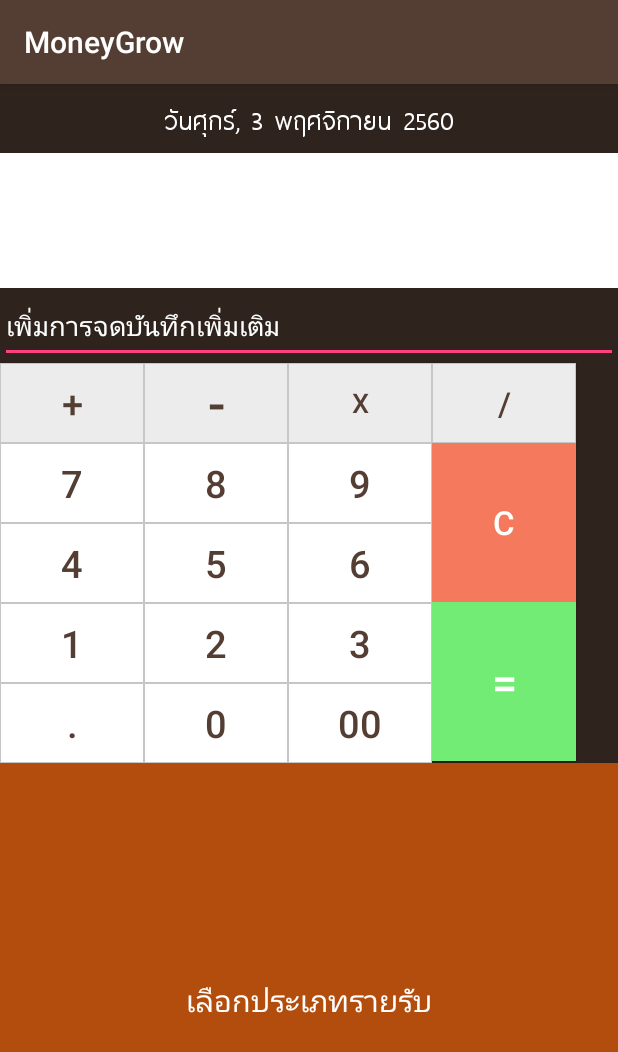
After one commit to bdloner/final_project_android, an Android app: the CalculatorActivity screen opened directly, with no data from a screen before it, on a phone screen of 412 x 824 dp. The commit adds this screen. Shown: the top 1052 px of the screen. Run offline under Robolectric (Android 15) with nearby library versions, the phone set to English and light mode, and no system bars.

Commit message:
Update project Ep.2-1 Layout income
add
+ layout income

not finish
- function calculator

```diff
--- a/MoneyGrow/app/src/main/AndroidManifest.xml
+++ b/MoneyGrow/app/src/main/AndroidManifest.xml
@@ -19,7 +19,8 @@
         <activity android:name=".IntroActivity" />
         <activity
             android:name=".MainActivity"
-            android:theme="@style/AppTheme.NoActionBar"></activity>
+            android:theme="@style/AppTheme.NoActionBar" />
+        <activity android:name=".CalculatorActivity"></activity>
     </application>
 
 </manifest>
--- /dev/null
+++ b/MoneyGrow/app/src/main/java/kmitl/project/bdloner/moneygrow/CalculatorActivity.java
@@ -0,0 +1,14 @@
+package kmitl.project.bdloner.moneygrow;
+
+import android.support.v7.app.AppCompatActivity;
+import android.os.Bundle;
+
+public class CalculatorActivity extends AppCompatActivity {
+
+    @Override
+    protected void onCreate(Bundle savedInstanceState) {
+        super.onCreate(savedInstanceState);
+        setContentView(R.layout.activity_calculator);
+
+    }
+}
--- a/MoneyGrow/app/src/main/java/kmitl/project/bdloner/moneygrow/MainActivity.java
+++ b/MoneyGrow/app/src/main/java/kmitl/project/bdloner/moneygrow/MainActivity.java
@@ -1,5 +1,6 @@
 package kmitl.project.bdloner.moneygrow;
 
+import android.content.Intent;
 import android.support.design.widget.TabLayout;
 import android.support.design.widget.FloatingActionButton;
 import android.support.design.widget.Snackbar;
@@ -99,6 +100,14 @@ public class MainActivity extends AppCompatActivity {
                     fab_in.setClickable(true);
                     isOpen = true;
                 }
+            }
+        });
+
+        fab_in.setOnClickListener(new View.OnClickListener() {
+            @Override
+            public void onClick(View view) {
+                Intent intent = new Intent(getApplicationContext(), CalculatorActivity.class);
+                startActivity(intent);
             }
         });
 
--- /dev/null
+++ b/MoneyGrow/app/src/main/res/drawable/border_cal_clear.xml
@@ -0,0 +1,10 @@
+<?xml version="1.0" encoding="utf-8"?>
+<shape android:shape="rectangle"
+    xmlns:android="http://schemas.android.com/apk/res/android">
+
+    <solid android:color="#f15f3e"/>
+    <stroke
+        android:width="0.5dp"
+        android:color="#c6c6c6" />
+
+</shape>
--- /dev/null
+++ b/MoneyGrow/app/src/main/res/drawable/border_cal_equal.xml
@@ -0,0 +1,10 @@
+<?xml version="1.0" encoding="utf-8"?>
+<shape android:shape="rectangle"
+    xmlns:android="http://schemas.android.com/apk/res/android">
+
+    <solid android:color="#4ced4f"/>
+    <stroke
+        android:width="0.5dp"
+        android:color="#c6c6c6" />
+
+</shape>
--- /dev/null
+++ b/MoneyGrow/app/src/main/res/drawable/border_cal_num.xml
@@ -0,0 +1,10 @@
+<?xml version="1.0" encoding="utf-8"?>
+<shape android:shape="rectangle"
+    xmlns:android="http://schemas.android.com/apk/res/android">
+
+    <solid android:color="#ffffff"/>
+    <stroke
+        android:width="0.5dp"
+        android:color="#c6c6c6" />
+
+</shape>
--- /dev/null
+++ b/MoneyGrow/app/src/main/res/drawable/border_cal_symbol.xml
@@ -0,0 +1,10 @@
+<?xml version="1.0" encoding="utf-8"?>
+<shape android:shape="rectangle"
+    xmlns:android="http://schemas.android.com/apk/res/android">
+
+    <solid android:color="#ececec"/>
+    <stroke
+        android:width="0.5dp"
+        android:color="#c6c6c6" />
+
+</shape>
--- /dev/null
+++ b/MoneyGrow/app/src/main/res/layout/activity_calculator.xml
@@ -0,0 +1,268 @@
+<?xml version="1.0" encoding="utf-8"?>
+<RelativeLayout xmlns:android="http://schemas.android.com/apk/res/android"
+    xmlns:app="http://schemas.android.com/apk/res-auto"
+    xmlns:tools="http://schemas.android.com/tools"
+    android:layout_width="match_parent"
+    android:layout_height="match_parent"
+    android:background="@color/colorPrimaryDark"
+    tools:context="kmitl.project.bdloner.moneygrow.CalculatorActivity">
+
+    <Button
+        android:id="@+id/btnCalPlus"
+        android:layout_width="96dp"
+        android:layout_height="53dp"
+        android:layout_below="@+id/textNote"
+        android:background="@drawable/border_cal_symbol"
+        android:textSize="25dp"
+        android:textColor="@color/colorPrimary"
+        android:text="+" />
+
+
+    <TextView
+        android:id="@+id/numResult"
+        android:layout_width="fill_parent"
+        android:layout_height="90dp"
+        android:layout_marginTop="10dp"
+        android:layout_below="@+id/dateText"
+        android:background="#ffffff" />
+
+    <EditText
+        android:id="@+id/textNote"
+        android:layout_width="fill_parent"
+        android:layout_height="50dp"
+        android:textColor="#ffffff"
+        android:textColorHint="#ffffff"
+        android:hint="เพิ่มการจดบันทึกเพิ่มเติม"
+        android:layout_below="@+id/numResult" />
+
+    <Button
+        android:id="@+id/btn7"
+        android:layout_width="96dp"
+        android:layout_height="53dp"
+        android:layout_alignParentLeft="true"
+        android:layout_alignParentStart="true"
+        android:layout_below="@+id/btnCalPlus"
+        android:background="@drawable/border_cal_num"
+        android:text="7"
+        android:textColor="@color/colorPrimary"
+        android:textSize="25dp" />
+
+    <Button
+        android:id="@+id/btn4"
+        android:layout_width="96dp"
+        android:layout_height="53dp"
+        android:layout_alignParentLeft="true"
+        android:layout_alignParentStart="true"
+        android:layout_below="@+id/btn7"
+        android:background="@drawable/border_cal_num"
+        android:text="4"
+        android:textColor="@color/colorPrimary"
+        android:textSize="25dp" />
+
+    <Button
+        android:id="@+id/btn1"
+        android:layout_width="96dp"
+        android:layout_height="53dp"
+        android:layout_alignParentLeft="true"
+        android:layout_alignParentStart="true"
+        android:layout_below="@+id/btn4"
+        android:background="@drawable/border_cal_num"
+        android:text="1"
+        android:textColor="@color/colorPrimary"
+        android:textSize="25dp" />
+
+    <Button
+        android:id="@+id/btnPoint"
+        android:layout_width="96dp"
+        android:layout_height="53dp"
+        android:layout_alignParentLeft="true"
+        android:layout_alignParentStart="true"
+        android:layout_below="@+id/btn1"
+        android:background="@drawable/border_cal_num"
+        android:text="."
+        android:textColor="@color/colorPrimary"
+        android:textSize="25dp" />
+
+    <Button
+        android:id="@+id/btnCalMinus"
+        android:layout_width="96dp"
+        android:layout_height="53dp"
+        android:layout_below="@+id/textNote"
+        android:layout_toEndOf="@+id/btnCalPlus"
+        android:layout_toRightOf="@+id/btnCalPlus"
+        android:background="@drawable/border_cal_symbol"
+        android:text="-"
+        android:textColor="@color/colorPrimary"
+        android:textSize="35dp" />
+
+    <Button
+        android:id="@+id/btn8"
+        android:layout_width="96dp"
+        android:layout_height="53dp"
+        android:layout_below="@+id/btnCalMinus"
+        android:layout_toEndOf="@+id/btn7"
+        android:layout_toRightOf="@+id/btn7"
+        android:background="@drawable/border_cal_num"
+        android:text="8"
+        android:textColor="@color/colorPrimary"
+        android:textSize="25dp" />
+
+    <Button
+        android:id="@+id/btn5"
+        android:layout_width="96dp"
+        android:layout_height="53dp"
+        android:layout_below="@+id/btn8"
+        android:layout_toEndOf="@+id/btn7"
+        android:layout_toRightOf="@+id/btn7"
+        android:background="@drawable/border_cal_num"
+        android:text="5"
+        android:textColor="@color/colorPrimary"
+        android:textSize="25dp" />
+
+    <Button
+        android:id="@+id/btn2"
+        android:layout_width="96dp"
+        android:layout_height="53dp"
+        android:layout_below="@+id/btn5"
+        android:layout_toEndOf="@+id/btn4"
+        android:layout_toRightOf="@+id/btn4"
+        android:background="@drawable/border_cal_num"
+        android:text="2"
+        android:textColor="@color/colorPrimary"
+        android:textSize="25dp" />
+
+    <Button
+        android:id="@+id/btn0"
+        android:layout_width="96dp"
+        android:layout_height="53dp"
+        android:layout_below="@+id/btn2"
+        android:layout_toEndOf="@+id/btn1"
+        android:layout_toRightOf="@+id/btn1"
+        android:background="@drawable/border_cal_num"
+        android:text="0"
+        android:textColor="@color/colorPrimary"
+        android:textSize="25dp" />
+
+    <Button
+        android:id="@+id/btnCalMulti"
+        android:layout_width="96dp"
+        android:layout_height="53dp"
+        android:layout_below="@+id/textNote"
+        android:layout_toEndOf="@+id/btnCalMinus"
+        android:layout_toRightOf="@+id/btnCalMinus"
+        android:background="@drawable/border_cal_symbol"
+        android:text="x"
+        android:textColor="@color/colorPrimary"
+        android:textSize="18dp" />
+
+    <Button
+        android:id="@+id/btn9"
+        android:layout_width="96dp"
+        android:layout_height="53dp"
+        android:layout_below="@+id/btnCalMinus"
+        android:layout_toEndOf="@+id/btnCalMinus"
+        android:layout_toRightOf="@+id/btnCalMinus"
+        android:background="@drawable/border_cal_num"
+        android:text="9"
+        android:textColor="@color/colorPrimary"
+        android:textSize="25dp" />
+
+    <Button
+        android:id="@+id/btn6"
+        android:layout_width="96dp"
+        android:layout_height="53dp"
+        android:layout_below="@+id/btn9"
+        android:layout_toEndOf="@+id/btn8"
+        android:layout_toRightOf="@+id/btn8"
+        android:background="@drawable/border_cal_num"
+        android:text="6"
+        android:textColor="@color/colorPrimary"
+        android:textSize="25dp" />
+
+    <Button
+        android:id="@+id/btn3"
+        android:layout_width="96dp"
+        android:layout_height="53dp"
+        android:layout_below="@+id/btn6"
+        android:layout_toEndOf="@+id/btn5"
+        android:layout_toRightOf="@+id/btn5"
+        android:background="@drawable/border_cal_num"
+        android:text="3"
+        android:textColor="@color/colorPrimary"
+        android:textSize="25dp" />
+
+    <Button
+        android:id="@+id/btn00"
+        android:layout_width="96dp"
+        android:layout_height="53dp"
+        android:layout_below="@+id/btn3"
+        android:layout_toEndOf="@+id/btn0"
+        android:layout_toRightOf="@+id/btn0"
+        android:background="@drawable/border_cal_num"
+        android:textColor="@color/colorPrimary"
+        android:text="00"
+        android:textSize="25dp" />
+
+    <Button
+        android:id="@+id/btnCalDiv"
+        android:layout_width="96dp"
+        android:layout_height="53dp"
+        android:layout_below="@+id/textNote"
+        android:layout_toEndOf="@+id/btnCalMulti"
+        android:layout_toRightOf="@+id/btnCalMulti"
+        android:background="@drawable/border_cal_symbol"
+        android:text="/"
+        android:textColor="@color/colorPrimary"
+        android:textSize="22dp" />
+
+    <Button
+        android:id="@+id/btnClear"
+        android:layout_width="96dp"
+        android:layout_height="106dp"
+        android:layout_below="@+id/btnCalMulti"
+        android:layout_toEndOf="@+id/btnCalMulti"
+        android:layout_toRightOf="@+id/btnCalMulti"
+        android:background="#f4795d"
+        android:text="C"
+        android:textColor="#ffffff"
+        android:textSize="22dp" />
+
+    <Button
+        android:id="@+id/btnEqual"
+        android:layout_width="96dp"
+        android:layout_height="106dp"
+        android:layout_alignLeft="@+id/btnClear"
+        android:layout_alignStart="@+id/btnClear"
+        android:layout_below="@+id/btnClear"
+        android:background="#73ec75"
+        android:text="="
+        android:textColor="#ffffff"
+        android:textSize="30dp" />
+
+    <Button
+        android:id="@+id/btnCate"
+        android:layout_width="fill_parent"
+        android:layout_height="80dp"
+        android:layout_alignParentBottom="true"
+        android:layout_below="@+id/btnPoint"
+        android:layout_marginLeft="0dp"
+        android:layout_marginStart="0dp"
+        android:textSize="20dp"
+        android:background="#b34d0d"
+        android:text="เลือกประเภทรายรับ"
+        android:textColor="#ffffff"/>
+
+    <kmitl.project.bdloner.moneygrow.CustomTextView
+        android:id="@+id/dateText"
+        android:layout_width="wrap_content"
+        android:layout_height="wrap_content"
+        android:layout_alignParentTop="true"
+        android:layout_centerHorizontal="true"
+        android:layout_marginTop="12dp"
+        android:text="วันศุกร์, 3 พฤศจิกายน 2560"
+        android:textColor="#ffffff"
+        android:textSize="22dp" />
+
+
+    <!-- #64d200 -->
+</RelativeLayout>
--- a/MoneyGrow/build.gradle
+++ b/MoneyGrow/build.gradle
@@ -5,7 +5,7 @@ buildscript {
         jcenter()
     }
     dependencies {
-        classpath 'com.android.tools.build:gradle:2.3.3'
+        classpath 'com.android.tools.build:gradle:3.0.0'
 
         // NOTE: Do not place your application dependencies here; they belong
         // in the individual module build.gradle files
```
Also changed, not shown: MoneyGrow/gradle/wrapper/gradle-wrapper.properties.
